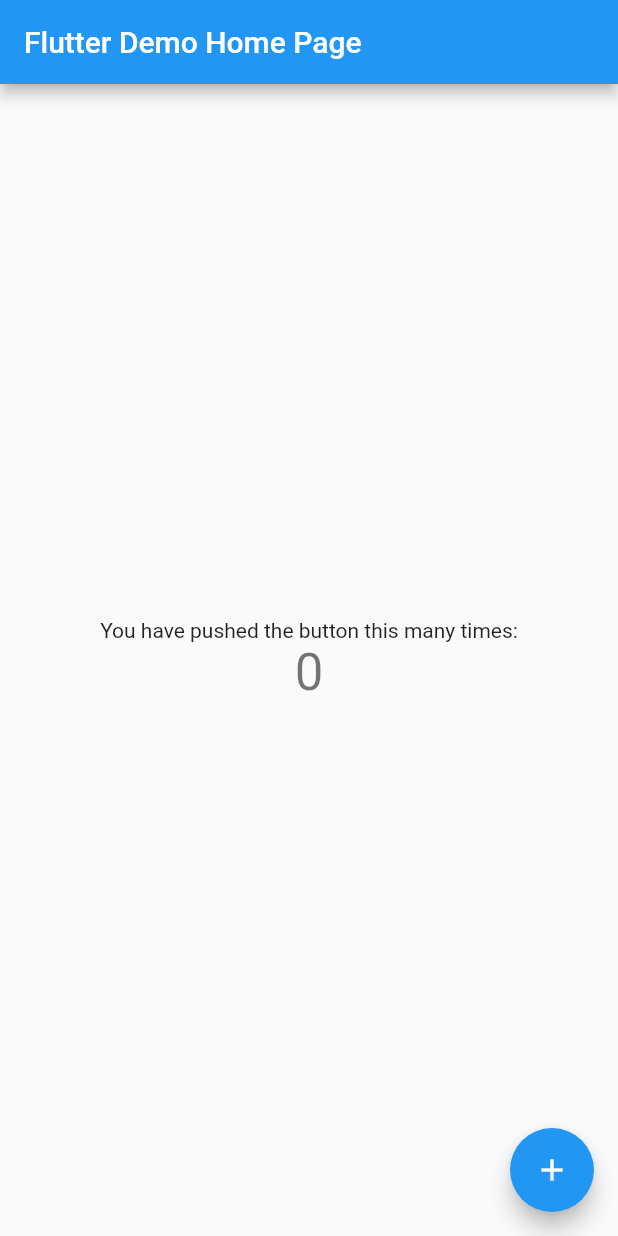
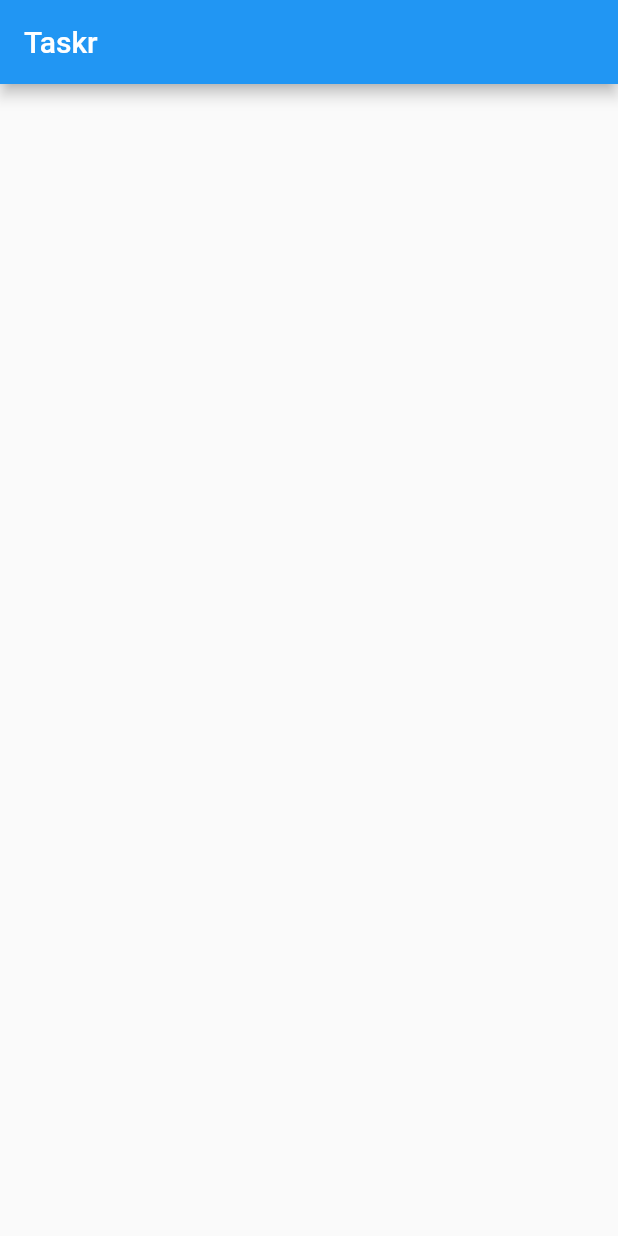
Before and after one commit to bhushanudupa/taskr, a Flutter app: the screen it shows after launch, on a phone screen of 412 x 824 dp. Run offline on Flutter 3.47's test engine with Material 2 defaults, Android fonts, the phone set to English and light mode, and no system bars.

Commit message:
Added fonts and some code changes on 21-12-2021 at 19:44

```diff
--- a/lib/main.dart
+++ b/lib/main.dart
@@ -1,115 +1,22 @@
 import 'package:flutter/material.dart';
 
 void main() {
-  runApp(const MyApp());
+  runApp(const MainPage());
 }
 
-class MyApp extends StatelessWidget {
-  const MyApp({Key? key}) : super(key: key);
+class MainPage extends StatelessWidget {
+  const MainPage({Key? key}) : super(key: key);
 
-  // This widget is the root of your application.
   @override
   Widget build(BuildContext context) {
     return MaterialApp(
-      title: 'Flutter Demo',
-      theme: ThemeData(
-        // This is the theme of your application.
-        //
-        // Try running your application with "flutter run". You'll see the
-        // application has a blue toolbar. Then, without quitting the app, try
-        // changing the primarySwatch below to Colors.green and then invoke
-        // "hot reload" (press "r" in the console where you ran "flutter run",
-        // or simply save your changes to "hot reload" in a Flutter IDE).
-        // Notice that the counter didn't reset back to zero; the application
-        // is not restarted.
-        primarySwatch: Colors.blue,
+      home: Scaffold(
+        appBar: AppBar(
+          title: const Text(
+            'Taskr',
+          ),
+        ),
       ),
-      home: const MyHomePage(title: 'Flutter Demo Home Page'),
     );
   }
 }
-
-class MyHomePage extends StatefulWidget {
-  const MyHomePage({Key? key, required this.title}) : super(key: key);
-
-  // This widget is the home page of your application. It is stateful, meaning
-  // that it has a State object (defined below) that contains fields that affect
-  // how it looks.
-
-  // This class is the configuration for the state. It holds the values (in this
-  // case the title) provided by the parent (in this case the App widget) and
-  // used by the build method of the State. Fields in a Widget subclass are
-  // always marked "final".
-
-  final String title;
-
-  @override
-  State<MyHomePage> createState() => _MyHomePageState();
-}
-
-class _MyHomePageState extends State<MyHomePage> {
-  int _counter = 0;
-
-  void _incrementCounter() {
-    setState(() {
-      // This call to setState tells the Flutter framework that something has
-      // changed in this State, which causes it to rerun the build method below
-      // so that the display can reflect the updated values. If we changed
-      // _counter without calling setState(), then the build method would not be
-      // called again, and so nothing would appear to happen.
-      _counter++;
-    });
-  }
-
-  @override
-  Widget build(BuildContext context) {
-    // This method is rerun every time setState is called, for instance as done
-    // by the _incrementCounter method above.
-    //
-    // The Flutter framework has been optimized to make rerunning build methods
-    // fast, so that you can just rebuild anything that needs updating rather
-    // than having to individually change instances of widgets.
-    return Scaffold(
-      appBar: AppBar(
-        // Here we take the value from the MyHomePage object that was created by
-        // the App.build method, and use it to set our appbar title.
-        title: Text(widget.title),
-      ),
-      body: Center(
-        // Center is a layout widget. It takes a single child and positions it
-        // in the middle of the parent.
-        child: Column(
-          // Column is also a layout widget. It takes a list of children and
-          // arranges them vertically. By default, it sizes itself to fit its
-          // children horizontally, and tries to be as tall as its parent.
-          //
-          // Invoke "debug painting" (press "p" in the console, choose the
-          // "Toggle Debug Paint" action from the Flutter Inspector in Android
-          // Studio, or the "Toggle Debug Paint" command in Visual Studio Code)
-          // to see the wireframe for each widget.
-          //
-          // Column has various properties to control how it sizes itself and
-          // how it positions its children. Here we use mainAxisAlignment to
-          // center the children vertically; the main axis here is the vertical
-          // axis because Columns are vertical (the cross axis would be
-          // horizontal).
-          mainAxisAlignment: MainAxisAlignment.center,
-          children: <Widget>[
-            const Text(
-              'You have pushed the button this many times:',
-            ),
-            Text(
-              '$_counter',
-              style: Theme.of(context).textTheme.headline4,
-            ),
-          ],
-        ),
-      ),
-      floatingActionButton: FloatingActionButton(
-        onPressed: _incrementCounter,
-        tooltip: 'Increment',
-        child: const Icon(Icons.add),
-      ), // This trailing comma makes auto-formatting nicer for build methods.
-    );
-  }
-}
```
Also changed, not shown: pubspec.yaml (+9 -7 lines), lib/my_tasks_page.dart (added), 1 other file.
